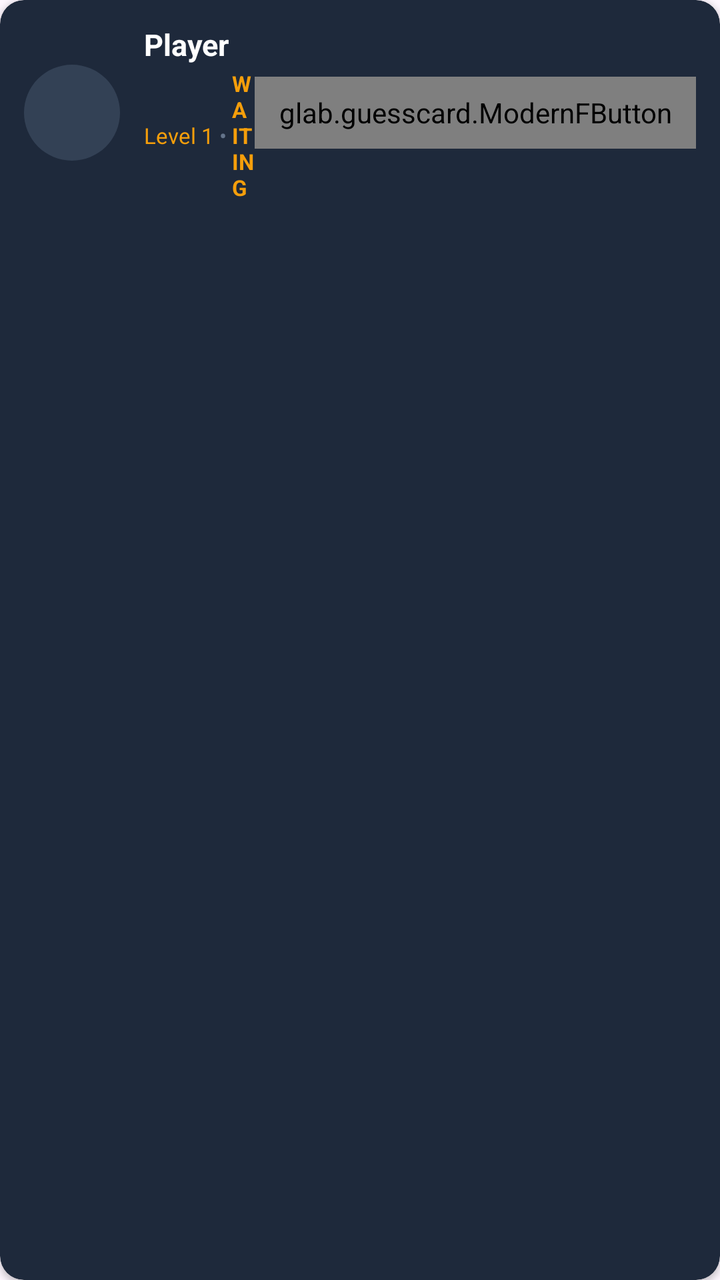
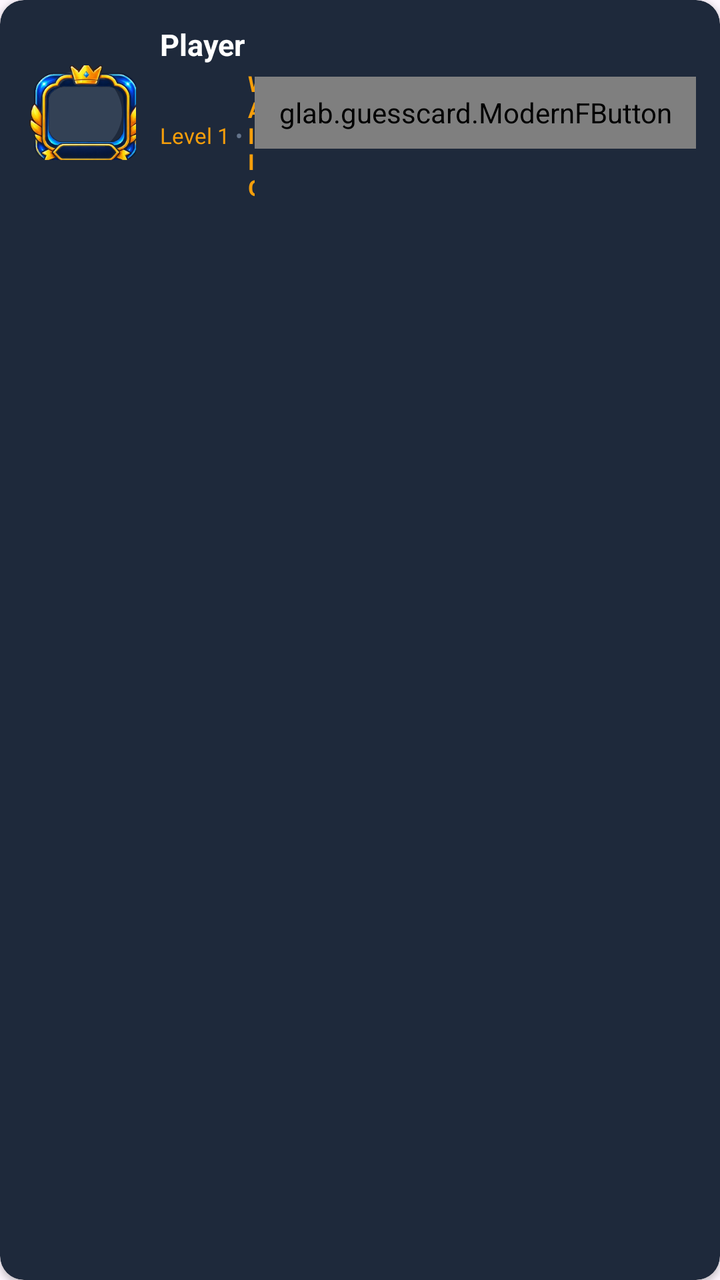

Before-and-after screenshots of an Android layout around one commit, followed by the original layout XML and the change that was made.
<!-- AndroidManifest.xml: application theme Theme.TerritoryWars -->
<!-- res/layout/item_lobby_player.xml -->
<?xml version="1.0" encoding="utf-8"?>
<androidx.cardview.widget.CardView xmlns:android="http://schemas.android.com/apk/res/android"
    xmlns:app="http://schemas.android.com/apk/res-auto"
    android:layout_width="match_parent"
    android:layout_height="wrap_content"
    android:layout_marginBottom="8dp"
    app:cardBackgroundColor="#1E293B"
    app:cardCornerRadius="12dp"
    app:cardElevation="2dp">

    <LinearLayout
        android:layout_width="match_parent"
        android:layout_height="wrap_content"
        android:gravity="center_vertical"
        android:orientation="horizontal"
        android:padding="12dp">

        
        <com.google.android.material.imageview.ShapeableImageView
            android:id="@+id/imgLobbyPlayerAvatar"
            android:layout_width="48dp"
            android:layout_height="48dp"
            android:scaleType="centerCrop"
            app:shapeAppearanceOverlay="@style/ShapeAppearance.TerritoryWars.Avatar"
            android:background="#334155" />

        
        <LinearLayout
            android:layout_width="0dp"
            android:layout_height="wrap_content"
            android:layout_weight="1"
            android:layout_marginStart="12dp"
            android:orientation="vertical">

            <LinearLayout
                android:layout_width="wrap_content"
                android:layout_height="wrap_content"
                android:gravity="center_vertical"
                android:orientation="horizontal">

                <TextView
                    android:id="@+id/tvLobbyPlayerName"
                    android:layout_width="wrap_content"
                    android:layout_height="wrap_content"
                    android:text="Player"
                    android:textColor="#FFFFFF"
                    android:textSize="15sp"
                    android:textStyle="bold" />

                <TextView
                    android:id="@+id/tvYouTag"
                    android:layout_width="wrap_content"
                    android:layout_height="wrap_content"
                    android:layout_marginStart="6dp"
                    android:background="#0284C7"
                    android:paddingStart="6dp"
                    android:paddingEnd="6dp"
                    android:paddingTop="2dp"
                    android:paddingBottom="2dp"
                    android:text="YOU"
                    android:textColor="#FFFFFF"
                    android:textSize="10sp"
                    android:textStyle="bold"
                    android:visibility="gone" />

                <TextView
                    android:id="@+id/tvHostTag"
                    android:layout_width="wrap_content"
                    android:layout_height="wrap_content"
                    android:layout_marginStart="6dp"
                    android:background="#D97706"
                    android:paddingStart="6dp"
                    android:paddingEnd="6dp"
                    android:paddingTop="2dp"
                    android:paddingBottom="2dp"
                    android:text="HOST 👑"
                    android:textColor="#FFFFFF"
                    android:textSize="10sp"
                    android:textStyle="bold"
                    android:visibility="gone" />
            </LinearLayout>

            <LinearLayout
                android:layout_width="wrap_content"
                android:layout_height="wrap_content"
                android:gravity="center_vertical"
                android:orientation="horizontal"
                android:layout_marginTop="2dp">

                <TextView
                    android:id="@+id/tvLobbyPlayerLevel"
                    android:layout_width="wrap_content"
                    android:layout_height="wrap_content"
                    android:text="Level 1"
                    android:textColor="#F59E0B"
                    android:textSize="11sp" />

                <TextView
                    android:layout_width="wrap_content"
                    android:layout_height="wrap_content"
                    android:text=" • "
                    android:textColor="#64748B"
                    android:textSize="11sp" />

                <TextView
                    android:id="@+id/tvLobbyPlayerStatus"
                    android:layout_width="wrap_content"
                    android:layout_height="wrap_content"
                    android:text="WAITING"
                    android:textColor="#F59E0B"
                    android:textSize="11sp"
                    android:textStyle="bold" />
            </LinearLayout>
        </LinearLayout>

        
        <glab.guesscard.ModernFButton
            android:id="@+id/btnAddFriendInLobby"
            android:layout_width="wrap_content"
            android:layout_height="36dp"
            android:paddingStart="12dp"
            android:paddingEnd="12dp"
            android:text="+ Friend"
            android:textSize="11sp" />

    </LinearLayout>
</androidx.cardview.widget.CardView>
<!-- resources referenced by this layout -->
<resources>
  <style name="ShapeAppearance.TerritoryWars.Avatar" parent="ShapeAppearance.Material3.Corner.Full" />
  <style name="Theme.TerritoryWars" parent="Theme.Material3.DayNight.NoActionBar">
          
          <item name="colorPrimary">@color/purple_500</item>
          <item name="colorPrimaryVariant">@color/purple_700</item>
          <item name="colorOnPrimary">@color/white</item>
          
          <item name="colorSecondary">@color/teal_200</item>
          <item name="colorSecondaryVariant">@color/teal_700</item>
          <item name="colorOnSecondary">@color/black</item>
          
          <item name="android:statusBarColor">@android:color/transparent</item>
          <item name="android:navigationBarColor">@android:color/transparent</item>
          <item name="android:windowDrawsSystemBarBackgrounds">true</item>
      </style>
  <color name="purple_500">#FF6200EE</color>
  <color name="purple_700">#FF3700B3</color>
  <color name="white">#FFFFFFFF</color>
  <color name="teal_200">#FF03DAC5</color>
  <color name="teal_700">#FF018786</color>
  <color name="black">#FF000000</color>
</resources>

<!-- the commit's change to res/layout/item_lobby_player.xml (unified diff, before → after) -->
@@ -16,13 +16,27 @@
         android:padding="12dp">
 
         
-        <com.google.android.material.imageview.ShapeableImageView
-            android:id="@+id/imgLobbyPlayerAvatar"
-            android:layout_width="48dp"
-            android:layout_height="48dp"
-            android:scaleType="centerCrop"
-            app:shapeAppearanceOverlay="@style/ShapeAppearance.TerritoryWars.Avatar"
-            android:background="#334155" />
+        <FrameLayout
+            android:layout_width="56dp"
+            android:layout_height="56dp">
+
+            <com.google.android.material.imageview.ShapeableImageView
+                android:id="@+id/imgLobbyPlayerAvatar"
+                android:layout_width="42dp"
+                android:layout_height="42dp"
+                android:layout_gravity="center"
+                android:scaleType="centerCrop"
+                app:shapeAppearanceOverlay="@style/ShapeAppearance.TerritoryWars.Avatar"
+                android:background="#334155" />
+
+            <ImageView
+                android:id="@+id/ivLobbyPlayerFrame"
+                android:layout_width="56dp"
+                android:layout_height="56dp"
+                android:layout_gravity="center"
+                android:scaleType="fitCenter"
+                android:src="@drawable/frame_royal_crown" />
+        </FrameLayout>
 
         
         <LinearLayout
<!-- resource entries referenced after the edit -->
@@ -1,5 +1,6 @@
 <!-- resources referenced by this layout -->
 <resources>
+  <!-- drawable frame_royal_crown: png bitmap (drawable, 59841 bytes) -->
   <style name="ShapeAppearance.TerritoryWars.Avatar" parent="ShapeAppearance.Material3.Corner.Full" />
   <style name="Theme.TerritoryWars" parent="Theme.Material3.DayNight.NoActionBar">
           
